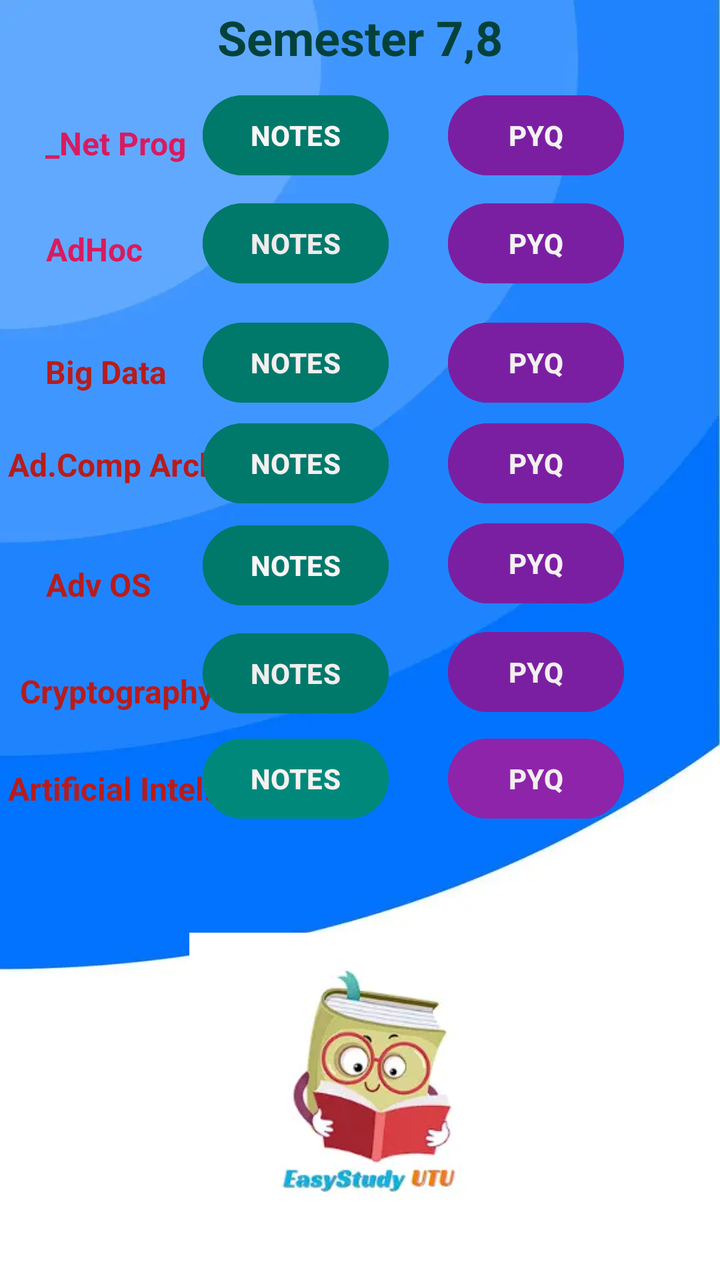
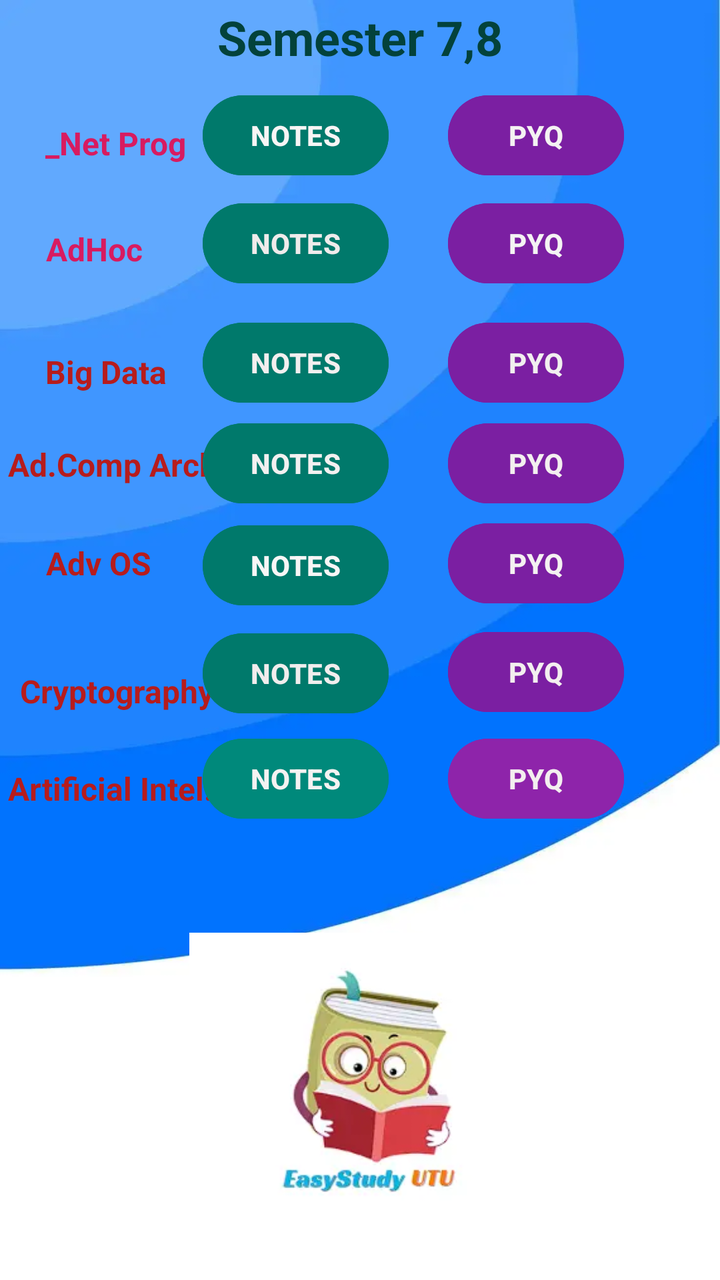

An Android layout rendered at two revisions. The XML below is the earlier revision; the diff shows what the commit changed to produce the second picture.
<!-- AndroidManifest.xml: application theme Theme.EasyStudyUTU -->
<!-- res/layout/activity_fourth_year.xml -->
<?xml version="1.0" encoding="utf-8"?>
<androidx.constraintlayout.widget.ConstraintLayout xmlns:android="http://schemas.android.com/apk/res/android"
    xmlns:app="http://schemas.android.com/apk/res-auto"
    xmlns:tools="http://schemas.android.com/tools"
    style="d"
    android:layout_width="match_parent"
    android:layout_height="match_parent"
    android:background="@drawable/background2"
    android:foregroundTint="#00897B"
    tools:context=".FourthYear">


    <TextView
        android:id="@+id/textView30"
        android:layout_width="wrap_content"
        android:layout_height="wrap_content"
        android:text="Cryptography"
        android:textColor="#B71C1C"
        android:textSize="16dp"
        android:textStyle="bold"
        app:layout_constraintBottom_toBottomOf="parent"
        app:layout_constraintEnd_toEndOf="parent"
        app:layout_constraintHorizontal_bias="0.038"
        app:layout_constraintStart_toStartOf="parent"
        app:layout_constraintTop_toTopOf="parent"
        app:layout_constraintVertical_bias="0.541" />

    <Button
        android:id="@+id/adhocpyq"
        android:layout_width="wrap_content"
        android:layout_height="wrap_content"
        android:backgroundTint="#7B1FA2"
        android:text="PYQ"
        android:textColor="#F4F3F3"
        android:textStyle="bold"
        app:layout_constraintBottom_toBottomOf="parent"
        app:layout_constraintEnd_toEndOf="parent"
        app:layout_constraintHorizontal_bias="0.823"
        app:layout_constraintStart_toStartOf="parent"
        app:layout_constraintTop_toTopOf="parent"
        app:layout_constraintVertical_bias="0.165" />

    <TextView
        android:id="@+id/textView25"
        android:layout_width="wrap_content"
        android:layout_height="wrap_content"
        android:foregroundTint="#F44336"
        android:text="Semester 7,8"
        android:textColor="#03423B"
        android:textSize="24dp"
        android:textStyle="bold"
        app:layout_constraintBottom_toBottomOf="parent"
        app:layout_constraintEnd_toEndOf="parent"
        app:layout_constraintStart_toStartOf="parent"
        app:layout_constraintTop_toTopOf="parent"
        app:layout_constraintVertical_bias="0.004" />

    <TextView
        android:id="@+id/textView26"
        android:layout_width="wrap_content"
        android:layout_height="wrap_content"
        android:text="_Net Prog"
        android:textColor="#D81B60"
        android:textSize="16dp"
        android:textStyle="bold"
        app:layout_constraintBottom_toBottomOf="parent"
        app:layout_constraintEnd_toEndOf="parent"
        app:layout_constraintHorizontal_bias="0.078"
        app:layout_constraintStart_toStartOf="parent"
        app:layout_constraintTop_toTopOf="parent"
        app:layout_constraintVertical_bias="0.098" />

    <Button
        android:id="@+id/dotnetnotes"
        android:layout_width="wrap_content"
        android:layout_height="wrap_content"
        android:backgroundTint="#00796B"
        android:text="NOTES"
        android:textColor="#F8F5F5"
        android:textStyle="bold"
        app:layout_constraintBottom_toBottomOf="parent"
        app:layout_constraintEnd_toEndOf="parent"
        app:layout_constraintHorizontal_bias="0.38"
        app:layout_constraintStart_toStartOf="parent"
        app:layout_constraintTop_toTopOf="parent"
        app:layout_constraintVertical_bias="0.074" />

    <Button
        android:id="@+id/dotnetpyq"
        android:layout_width="wrap_content"
        android:layout_height="wrap_content"
        android:backgroundTint="#7B1FA2"
        android:text="PYQ"
        android:textColor="#F4F2F2"
        android:textStyle="bold"
        app:layout_constraintBottom_toBottomOf="parent"
        app:layout_constraintEnd_toEndOf="parent"
        app:layout_constraintHorizontal_bias="0.823"
        app:layout_constraintStart_toStartOf="parent"
        app:layout_constraintTop_toTopOf="parent"
        app:layout_constraintVertical_bias="0.074" />

    <TextView
        android:id="@+id/textView27"
        android:layout_width="wrap_content"
        android:layout_height="wrap_content"
        android:text="AdHoc "
        android:textColor="#D81B60"
        android:textSize="16dp"
        android:textStyle="bold"
        app:layout_constraintBottom_toBottomOf="parent"
        app:layout_constraintEnd_toEndOf="parent"
        app:layout_constraintHorizontal_bias="0.075"
        app:layout_constraintStart_toStartOf="parent"
        app:layout_constraintTop_toTopOf="parent"
        app:layout_constraintVertical_bias="0.184" />

    <Button
        android:id="@+id/adhocnotes"
        android:layout_width="wrap_content"
        android:layout_height="wrap_content"
        android:backgroundTint="#00796B"
        android:text="NOTES"
        android:textColor="#EFEBEB"
        android:textStyle="bold"
        app:layout_constraintBottom_toBottomOf="parent"
        app:layout_constraintEnd_toEndOf="parent"
        app:layout_constraintHorizontal_bias="0.38"
        app:layout_constraintStart_toStartOf="parent"
        app:layout_constraintTop_toTopOf="parent"
        app:layout_constraintVertical_bias="0.165" />

    <TextView
        android:id="@+id/textView28"
        android:layout_width="wrap_content"
        android:layout_height="wrap_content"
        android:text="Big Data"
        android:textAllCaps="false"
        android:textColor="#B71C1C"
        android:textSize="16dp"
        android:textStyle="bold"
        app:layout_constraintBottom_toBottomOf="parent"
        app:layout_constraintEnd_toEndOf="parent"
        app:layout_constraintHorizontal_bias="0.076"
        app:layout_constraintStart_toStartOf="parent"
        app:layout_constraintTop_toTopOf="parent"
        app:layout_constraintVertical_bias="0.283" />

    <Button
        android:id="@+id/bigdatanotes"
        android:layout_width="wrap_content"
        android:layout_height="wrap_content"
        android:backgroundTint="#00796B"
        android:text="NOTES"
        android:textColor="#F3EFEF"
        android:textStyle="bold"
        app:layout_constraintBottom_toBottomOf="parent"
        app:layout_constraintEnd_toEndOf="parent"
        app:layout_constraintHorizontal_bias="0.38"
        app:layout_constraintStart_toStartOf="parent"
        app:layout_constraintTop_toTopOf="parent"
        app:layout_constraintVertical_bias="0.266" />

    <Button
        android:id="@+id/bigdatapyq"
        android:layout_width="wrap_content"
        android:layout_height="wrap_content"
        android:backgroundTint="#7B1FA2"
        android:text="PYQ"
        android:textColor="#F1EFEF"
        android:textStyle="bold"
        app:layout_constraintBottom_toBottomOf="parent"
        app:layout_constraintEnd_toEndOf="parent"
        app:layout_constraintHorizontal_bias="0.823"
        app:layout_constraintStart_toStartOf="parent"
        app:layout_constraintTop_toTopOf="parent"
        app:layout_constraintVertical_bias="0.266" />

    <TextView
        android:id="@+id/textView24"
        android:layout_width="wrap_content"
        android:layout_height="wrap_content"
        android:text="Ad.Comp Arch"
        android:textColor="#B71C1C"
        android:textSize="16dp"
        android:textStyle="bold"
        app:layout_constraintBottom_toBottomOf="parent"
        app:layout_constraintEnd_toEndOf="parent"
        app:layout_constraintHorizontal_bias="0.016"
        app:layout_constraintStart_toStartOf="parent"
        app:layout_constraintTop_toTopOf="parent"
        app:layout_constraintVertical_bias="0.358" />

    <Button
        android:id="@+id/advcoanotes"
        android:layout_width="wrap_content"
        android:layout_height="wrap_content"
        android:backgroundTint="#00796B"
        android:text="NOTES"
        android:textColor="#F3F0F0"
        android:textStyle="bold"
        app:layout_constraintBottom_toBottomOf="parent"
        app:layout_constraintEnd_toEndOf="parent"
        app:layout_constraintHorizontal_bias="0.38"
        app:layout_constraintStart_toStartOf="parent"
        app:layout_constraintTop_toTopOf="parent"
        app:layout_constraintVertical_bias="0.351" />

    <Button
        android:id="@+id/advcoapyq"
        android:layout_width="wrap_content"
        android:layout_height="wrap_content"
        android:backgroundTint="#7B1FA2"
        android:text="PYQ"
        android:textColor="#F3EFEF"
        android:textStyle="bold"
        app:layout_constraintBottom_toBottomOf="parent"
        app:layout_constraintEnd_toEndOf="parent"
        app:layout_constraintHorizontal_bias="0.823"
        app:layout_constraintStart_toStartOf="parent"
        app:layout_constraintTop_toTopOf="parent"
        app:layout_constraintVertical_bias="0.351" />

    <TextView
        android:id="@+id/textView29"
        android:layout_width="wrap_content"
        android:layout_height="wrap_content"
        android:text="Adv OS"
        android:textColor="#B71C1C"
        android:textSize="16dp"
        android:textStyle="bold"
        app:layout_constraintBottom_toBottomOf="parent"
        app:layout_constraintEnd_toEndOf="parent"
        app:layout_constraintHorizontal_bias="0.075"
        app:layout_constraintStart_toStartOf="parent"
        app:layout_constraintTop_toTopOf="parent"
        app:layout_constraintVertical_bias="0.455" />

    <Button
        android:id="@+id/advosnotes"
        android:layout_width="wrap_content"
        android:layout_height="wrap_content"
        android:backgroundTint="#00796B"
        android:text="NOTES"
        android:textColor="#F8F6F6"
        android:textStyle="bold"
        app:layout_constraintBottom_toBottomOf="parent"
        app:layout_constraintEnd_toEndOf="parent"
        app:layout_constraintHorizontal_bias="0.38"
        app:layout_constraintStart_toStartOf="parent"
        app:layout_constraintTop_toTopOf="parent"
        app:layout_constraintVertical_bias="0.437" />

    <Button
        android:id="@+id/advospyq"
        android:layout_width="wrap_content"
        android:layout_height="wrap_content"
        android:backgroundTint="#7B1FA2"
        android:text="PYQ"
        android:textColor="#F4F1F1"
        android:textStyle="bold"
        app:layout_constraintBottom_toBottomOf="parent"
        app:layout_constraintEnd_toEndOf="parent"
        app:layout_constraintHorizontal_bias="0.823"
        app:layout_constraintStart_toStartOf="parent"
        app:layout_constraintTop_toTopOf="@+id/textView25"
        app:layout_constraintVertical_bias="0.433" />

    <Button
        android:id="@+id/cryptonotes"
        android:layout_width="wrap_content"
        android:layout_height="wrap_content"
        android:backgroundTint="#00796B"
        android:text="NOTES"
        android:textColor="#F1EDED"
        android:textStyle="bold"
        app:layout_constraintBottom_toBottomOf="parent"
        app:layout_constraintEnd_toEndOf="parent"
        app:layout_constraintHorizontal_bias="0.38"
        app:layout_constraintStart_toStartOf="parent"
        app:layout_constraintTop_toTopOf="parent"
        app:layout_constraintVertical_bias="0.528" />

    <Button
        android:id="@+id/cryptopyq"
        android:layout_width="wrap_content"
        android:layout_height="wrap_content"
        android:backgroundTint="#7B1FA2"
        android:text="PYQ"
        android:textColor="#F3EFEF"
        android:textStyle="bold"
        app:layout_constraintBottom_toBottomOf="parent"
        app:layout_constraintEnd_toEndOf="parent"
        app:layout_constraintHorizontal_bias="0.823"
        app:layout_constraintStart_toStartOf="parent"
        app:layout_constraintTop_toTopOf="@+id/textView25"
        app:layout_constraintVertical_bias="0.525" />

    <ImageView
        android:id="@+id/imageView7"
        android:layout_width="171dp"
        android:layout_height="185dp"
        app:layout_constraintBottom_toBottomOf="parent"
        app:layout_constraintEnd_toEndOf="parent"
        app:layout_constraintStart_toStartOf="parent"
        app:layout_constraintTop_toTopOf="parent"
        app:layout_constraintVertical_bias="1.0"
        app:srcCompat="@drawable/applogo" />

    <TextView
        android:id="@+id/textView31"
        android:layout_width="wrap_content"
        android:layout_height="wrap_content"
        android:backgroundTint="#D81B60"
        android:text="Artificial Intel."
        android:textColor="#B71C1C"
        android:textSize="16dp"
        android:textStyle="bold"
        app:layout_constraintBottom_toBottomOf="parent"
        app:layout_constraintEnd_toEndOf="parent"
        app:layout_constraintHorizontal_bias="0.016"
        app:layout_constraintStart_toStartOf="parent"
        app:layout_constraintTop_toTopOf="parent"
        app:layout_constraintVertical_bias="0.62" />

    <Button
        android:id="@+id/ainotes"
        android:layout_width="wrap_content"
        android:layout_height="wrap_content"
        android:backgroundTint="#00897B"
        android:text="NOTES"
        android:textColor="#F4F2F2"
        android:textStyle="bold"
        app:layout_constraintBottom_toBottomOf="parent"
        app:layout_constraintEnd_toEndOf="parent"
        app:layout_constraintHorizontal_bias="0.38"
        app:layout_constraintStart_toStartOf="parent"
        app:layout_constraintTop_toTopOf="parent"
        app:layout_constraintVertical_bias="0.617" />

    <Button
        android:id="@+id/aipyq"
        android:layout_width="wrap_content"
        android:layout_height="wrap_content"
        android:backgroundTint="#8E24AA"
        android:text="PYQ"
        android:textColor="#F3EFEF"
        android:textStyle="bold"
        app:layout_constraintBottom_toBottomOf="parent"
        app:layout_constraintEnd_toEndOf="parent"
        app:layout_constraintHorizontal_bias="0.823"
        app:layout_constraintStart_toStartOf="parent"
        app:layout_constraintTop_toTopOf="parent"
        app:layout_constraintVertical_bias="0.617" />

</androidx.constraintlayout.widget.ConstraintLayout>
<!-- resources referenced by this layout -->
<resources>
  <!-- drawable applogo: webp bitmap (drawable, 4716 bytes) -->
  <!-- drawable background2: webp bitmap (drawable, 6770 bytes) -->
  <style name="Theme.EasyStudyUTU" parent="Base.Theme.EasyStudyUTU" />
  <style name="Base.Theme.EasyStudyUTU" parent="Theme.Material3.DayNight.NoActionBar">
          
          
      </style>
</resources>

<!-- the commit's change to res/layout/activity_fourth_year.xml (unified diff, before → after) -->
@@ -234,7 +234,7 @@
         app:layout_constraintHorizontal_bias="0.075"
         app:layout_constraintStart_toStartOf="parent"
         app:layout_constraintTop_toTopOf="parent"
-        app:layout_constraintVertical_bias="0.455" />
+        app:layout_constraintVertical_bias="0.438" />
 
     <Button
         android:id="@+id/advosnotes"
